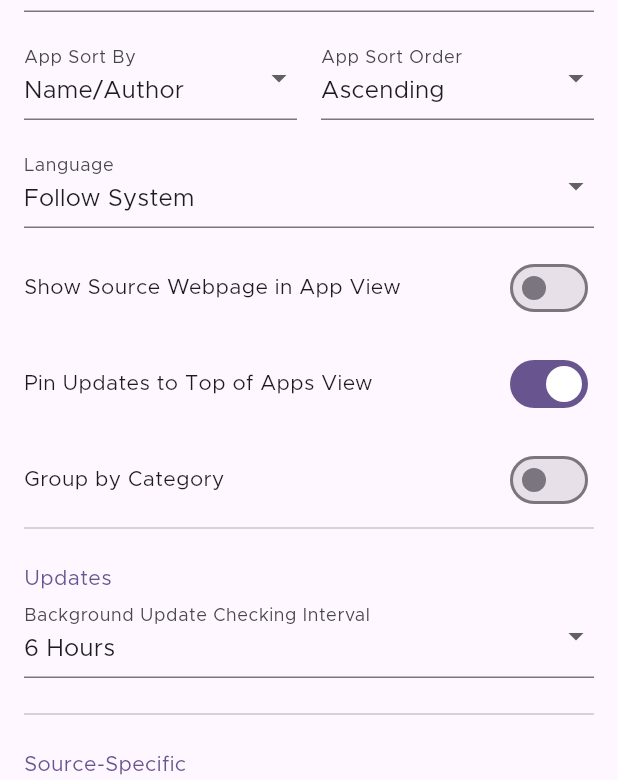
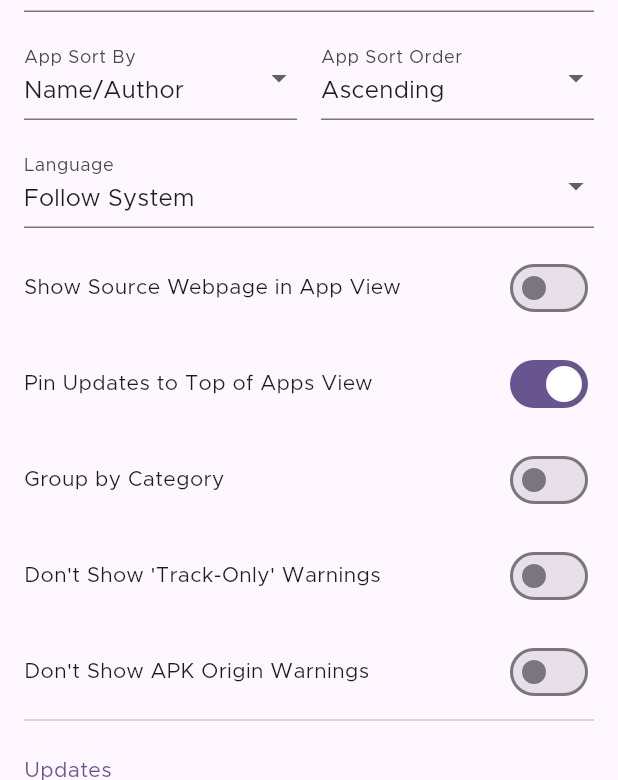
Before and after one commit to ownerroc/ObtainRoc, a Flutter app: the SettingsPage screen opened directly, on a phone screen of 412 x 824 dp, the part 456-1236 px from its top. Run offline on Flutter 3.47's test engine with Material 2 defaults, Android fonts, the phone set to English and light mode, and no system bars; drawn by our look-alikes of dynamic_color; our stand-ins replace device_info_plus, easy_localization, file_picker, flutter_local_notifications, flutter_markdown, fluttertoast and 5 more; missing offline and left inert: android_alarm_manager_plus, android_intent_plus, flutter_fgbg, install_plugin_v2, installed_apps, markdown and 1 more; accounts and stored records are empty.

Commit message:
Add warning popup toggles + fix breaking bug in add app

```diff
--- a/assets/translations/de.json
+++ b/assets/translations/de.json
@@ -224,6 +224,10 @@
     "standardVersionDetection": "Standardversionserkennung",
     "groupByCategory": "Nach Kategorie gruppieren",
     "autoApkFilterByArch": "Nach Möglichkeit versuchen, APKs nach CPU-Architektur zu filtern",
+    "overrideSource": "Override Source",
+    "dontShowAgain": "Don't show this again",
+    "dontShowTrackOnlyWarnings": "Don't Show the 'Track-Only' Warning",
+    "dontShowAPKOriginWarnings": "Don't Show APK Origin Warnings",
     "removeAppQuestion": {
         "one": "App entfernen?",
         "other": "Apps entfernen?"
--- a/assets/translations/en.json
+++ b/assets/translations/en.json
@@ -225,6 +225,9 @@
     "groupByCategory": "Group by Category",
     "autoApkFilterByArch": "Attempt to filter APKs by CPU architecture if possible",
     "overrideSource": "Override Source",
+    "dontShowAgain": "Don't show this again",
+    "dontShowTrackOnlyWarnings": "Don't Show 'Track-Only' Warnings",
+    "dontShowAPKOriginWarnings": "Don't Show APK Origin Warnings",
     "removeAppQuestion": {
         "one": "Remove App?",
         "other": "Remove Apps?"
--- a/assets/translations/fa.json
+++ b/assets/translations/fa.json
@@ -224,6 +224,10 @@
     "standardVersionDetection": "تشخیص نسخه استاندارد",
     "groupByCategory": "گروه بر اساس دسته",
     "autoApkFilterByArch": "در صورت امکان سعی کنید APKها را بر اساس معماری CPU فیلتر کنید",
+    "overrideSource": "Override Source",
+    "dontShowAgain": "Don't show this again",
+    "dontShowTrackOnlyWarnings": "Don't Show the 'Track-Only' Warning",
+    "dontShowAPKOriginWarnings": "Don't Show APK Origin Warnings",
     "removeAppQuestion": {
         "one": "برنامه حذف شود؟",
         "other": "برنامه ها حذف شوند؟"
--- a/assets/translations/fr.json
+++ b/assets/translations/fr.json
@@ -224,6 +224,10 @@
     "standardVersionDetection": "Détection de version standard",
     "groupByCategory": "Group by Category",
     "autoApkFilterByArch": "Attempt to filter APKs by CPU architecture if possible",
+    "overrideSource": "Override Source",
+    "dontShowAgain": "Don't show this again",
+    "dontShowTrackOnlyWarnings": "Don't Show the 'Track-Only' Warning",
+    "dontShowAPKOriginWarnings": "Don't Show APK Origin Warnings",
     "removeAppQuestion": {
         "one": "Supprimer l'application ?",
         "other": "Supprimer les applications ?"
--- a/assets/translations/hu.json
+++ b/assets/translations/hu.json
@@ -223,6 +223,10 @@
     "standardVersionDetection": "Alapért. verzió érzékelés",
     "groupByCategory": "Csoportosítás Kategória alapján",
     "autoApkFilterByArch": "Ha lehetséges, próbálja CPU architektúra szerint szűrni az APK-kat",
+    "overrideSource": "Override Source",
+    "dontShowAgain": "Don't show this again",
+    "dontShowTrackOnlyWarnings": "Don't Show the 'Track-Only' Warning",
+    "dontShowAPKOriginWarnings": "Don't Show APK Origin Warnings",
     "removeAppQuestion": {
         "one": "Eltávolítja az alkalmazást?",
         "other": "Eltávolítja az alkalmazást?"
--- a/assets/translations/it.json
+++ b/assets/translations/it.json
@@ -224,6 +224,10 @@
     "standardVersionDetection": "Rilevamento di versione standard",
     "groupByCategory": "Raggruppa per categoria",
     "autoApkFilterByArch": "Tenta di filtrare gli APK in base all'architettura della CPU, se possibile",
+    "overrideSource": "Override Source",
+    "dontShowAgain": "Don't show this again",
+    "dontShowTrackOnlyWarnings": "Don't Show the 'Track-Only' Warning",
+    "dontShowAPKOriginWarnings": "Don't Show APK Origin Warnings",
     "removeAppQuestion": {
         "one": "Rimuovere l'App?",
         "other": "Rimuovere le App?"
--- a/assets/translations/ja.json
+++ b/assets/translations/ja.json
@@ -224,6 +224,10 @@
     "standardVersionDetection": "標準のバージョン検出",
     "groupByCategory": "カテゴリ別にグループ化する",
     "autoApkFilterByArch": "可能であれば，CPUアーキテクチャによるAPKのフィルタリングを試みる",
+    "overrideSource": "Override Source",
+    "dontShowAgain": "Don't show this again",
+    "dontShowTrackOnlyWarnings": "Don't Show the 'Track-Only' Warning",
+    "dontShowAPKOriginWarnings": "Don't Show APK Origin Warnings",
     "removeAppQuestion": {
         "one": "アプリを削除しますか？",
         "other": "アプリを削除しますか？"
--- a/assets/translations/zh.json
+++ b/assets/translations/zh.json
@@ -224,6 +224,10 @@
     "standardVersionDetection": "常规版本检测",
     "groupByCategory": "按类别分组显示",
     "autoApkFilterByArch": "如果可能，尝试按 CPU 架构筛选 APK 文件",
+    "overrideSource": "Override Source",
+    "dontShowAgain": "Don't show this again",
+    "dontShowTrackOnlyWarnings": "Don't Show the 'Track-Only' Warning",
+    "dontShowAPKOriginWarnings": "Don't Show APK Origin Warnings",
     "removeAppQuestion": {
         "one": "是否删除应用？",
         "other": "是否删除应用？"
--- a/lib/pages/settings.dart
+++ b/lib/pages/settings.dart
@@ -286,6 +286,34 @@ class _SettingsPageState extends State<SettingsPage> {
                                     })
                               ],
                             ),
+                            height16,
+                            Row(
+                              mainAxisAlignment: MainAxisAlignment.spaceBetween,
+                              children: [
+                                Text(tr('dontShowTrackOnlyWarnings')),
+                                Switch(
+                                    value:
+                                        settingsProvider.hideTrackOnlyWarning,
+                                    onChanged: (value) {
+                                      settingsProvider.hideTrackOnlyWarning =
+                                          value;
+                                    })
+                              ],
+                            ),
+                            height16,
+                            Row(
+                              mainAxisAlignment: MainAxisAlignment.spaceBetween,
+                              children: [
+                                Text(tr('dontShowAPKOriginWarnings')),
+                                Switch(
+                                    value:
+                                        settingsProvider.hideAPKOriginWarning,
+                                    onChanged: (value) {
+                                      settingsProvider.hideAPKOriginWarning =
+                                          value;
+                                    })
+                              ],
+                            ),
                             const Divider(
                               height: 16,
                             ),
--- a/lib/providers/apps_provider.dart
+++ b/lib/providers/apps_provider.dart
@@ -332,7 +332,10 @@ class AppsProvider with ChangeNotifier {
         getHost(apkUrl.value) != getHost(app.url) &&
         context != null) {
       // ignore: use_build_context_synchronously
-      if (await showDialog(
+      var settingsProvider = context.read<SettingsProvider>();
+      if (!(settingsProvider.hideAPKOriginWarning) &&
+          // ignore: use_build_context_synchronously
+          await showDialog(
                   context: context,
                   builder: (BuildContext ctx) {
                     return APKOriginWarningDialog(
--- a/lib/providers/settings_provider.dart
+++ b/lib/providers/settings_provider.dart
@@ -163,6 +163,24 @@ class SettingsProvider with ChangeNotifier {
     notifyListeners();
   }
 
+  bool get hideTrackOnlyWarning {
+    return prefs?.getBool('hideTrackOnlyWarning') ?? false;
+  }
+
+  set hideTrackOnlyWarning(bool show) {
+    prefs?.setBool('hideTrackOnlyWarning', show);
+    notifyListeners();
+  }
+
+  bool get hideAPKOriginWarning {
+    return prefs?.getBool('hideAPKOriginWarning') ?? false;
+  }
+
+  set hideAPKOriginWarning(bool show) {
+    prefs?.setBool('hideAPKOriginWarning', show);
+    notifyListeners();
+  }
+
   String? getSettingString(String settingId) {
     return prefs?.getString(settingId);
   }
--- a/lib/providers/source_provider.dart
+++ b/lib/providers/source_provider.dart
@@ -470,7 +470,7 @@ class SourceProvider {
     }
     AppSource? source;
     for (var s in sources.where((element) => element.host != null)) {
-      if (RegExp('://${s.host}').hasMatch(url)) {
+      if (RegExp('://${s.host}(/|\\z)?').hasMatch(url)) {
         source = s;
         break;
       }
--- a/pubspec.yaml
+++ b/pubspec.yaml
@@ -17,7 +17,7 @@ publish_to: 'none' # Remove this line if you wish to publish to pub.dev
 # https://developer.apple.com/library/archive/documentation/General/Reference/InfoPlistKeyReference/Articles/CoreFoundationKeys.html
 # In Windows, build-name is used as the major, minor, and patch parts
 # of the product and file versions while build-number is used as the build suffix.
-version: 0.12.0+159 # When changing this, update the tag in main() accordingly
+version: 0.12.0+160 # When changing this, update the tag in main() accordingly
 
 environment:
   sdk: '>=2.18.2 <3.0.0'
```
Also changed, not shown: lib/pages/add_app.dart (+34 -10 lines). Lines whose indentation alone changed are shown as unchanged.
